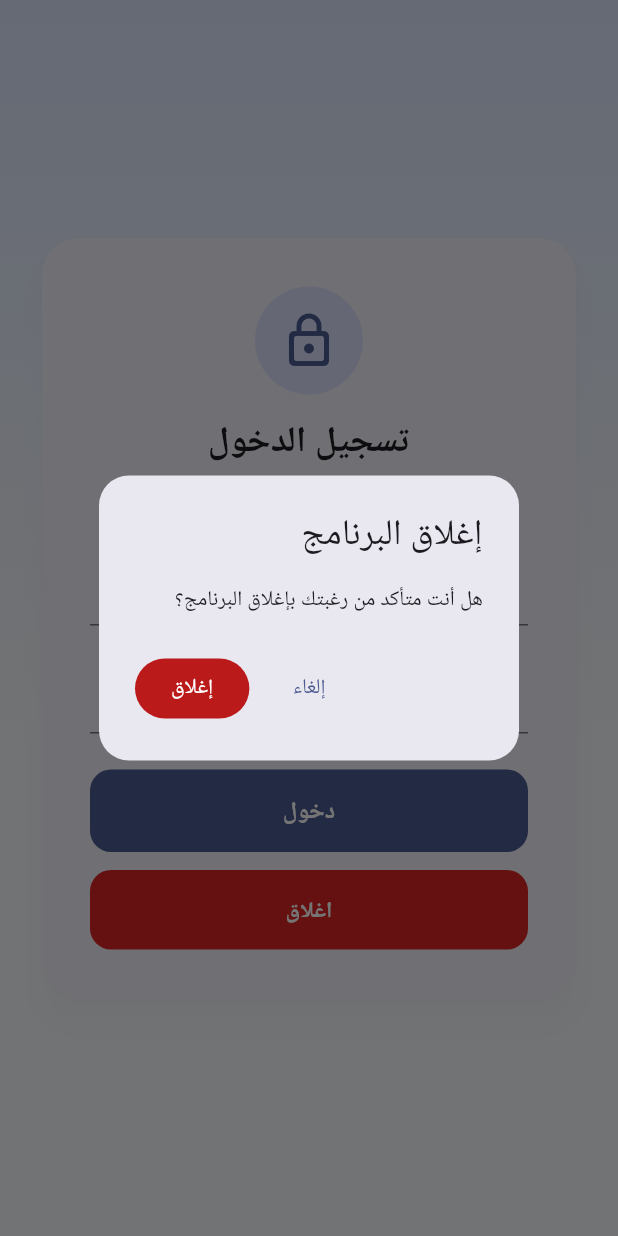
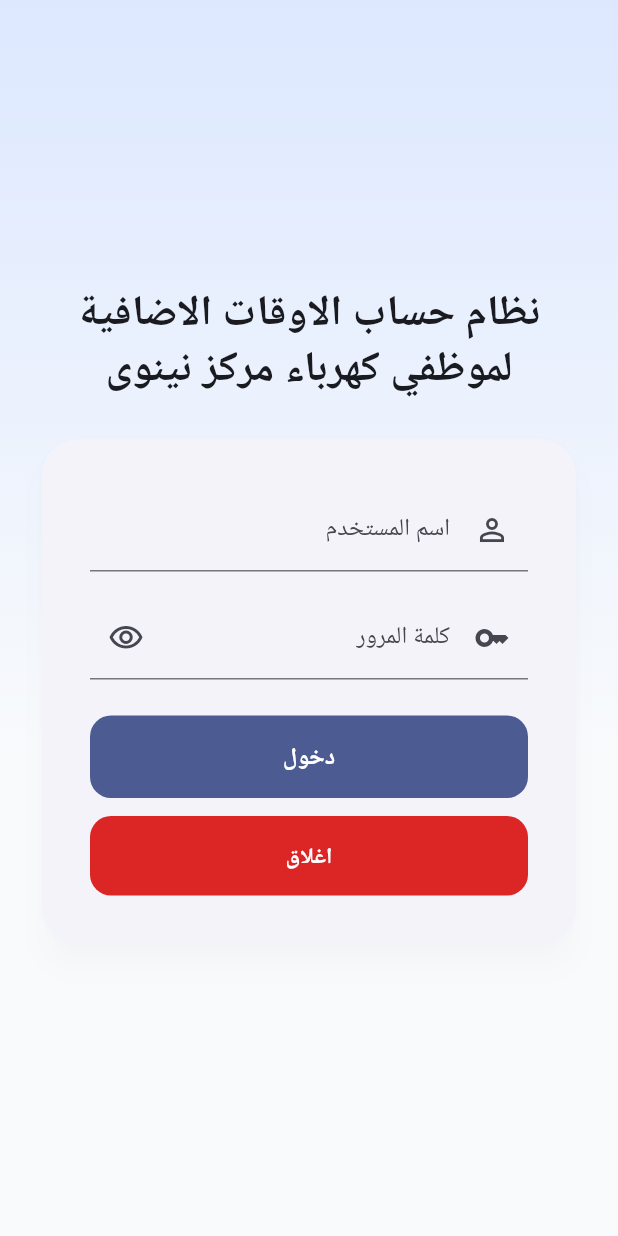
Before and after one commit to AiExpert1985/overtime, a Flutter app: the screen it shows after launch, after a tap on "اغلاق", on a phone screen of 412 x 824 dp. Run offline on Flutter 3.47's test engine with Material 3 defaults, Android fonts, the phone set to English and light mode, and no system bars; our stand-ins replace file_picker, flutter_animate, flutter_riverpod, go_router, google_fonts, sqflite and 1 more; missing offline and left inert: desktop_drop, excel; accounts and stored records are empty; Roboto replaces fonts that are missing (Cairo).

Commit message:
## 20260901-1900 | Login Screen Header Rework & Close Button Simplification | TASK

```diff
--- a/lib/features/auth/screens/login_screen.dart
+++ b/lib/features/auth/screens/login_screen.dart
@@ -77,7 +77,21 @@ class _LoginScreenState extends ConsumerState<LoginScreen> {
             padding: const EdgeInsets.all(24),
             child: ConstrainedBox(
               constraints: const BoxConstraints(maxWidth: 400),
-              child: Card(
+              child: Column(
+                mainAxisSize: MainAxisSize.min,
+                crossAxisAlignment: CrossAxisAlignment.stretch,
+                children: [
+                  Text(
+                    'نظام حساب الاوقات الاضافية لموظفي كهرباء مركز نينوى',
+                    textAlign: TextAlign.center,
+                    style: Theme.of(context).textTheme.headlineMedium
+                        ?.copyWith(
+                          fontWeight: FontWeight.bold,
+                          color: colors.onSurface,
+                        ),
+                  ),
+                  const SizedBox(height: 24),
+                  Card(
                     elevation: 8,
                     shadowColor: Colors.black.withValues(alpha: 0.1),
                     shape: RoundedRectangleBorder(
@@ -89,36 +103,6 @@ class _LoginScreenState extends ConsumerState<LoginScreen> {
                         mainAxisSize: MainAxisSize.min,
                         crossAxisAlignment: CrossAxisAlignment.stretch,
                         children: [
-                      Center(
-                        child: Container(
-                          padding: const EdgeInsets.all(16),
-                          decoration: BoxDecoration(
-                            color: colors.primaryContainer,
-                            shape: BoxShape.circle,
-                          ),
-                          child: Icon(
-                            Icons.lock_outline_rounded,
-                            size: 40,
-                            color: colors.primary,
-                          ),
-                        ),
-                      ),
-                      const SizedBox(height: 16),
-                      Text(
-                        'تسجيل الدخول',
-                        textAlign: TextAlign.center,
-                        style: Theme.of(context).textTheme.headlineSmall
-                            ?.copyWith(fontWeight: FontWeight.bold),
-                      ),
-                      const SizedBox(height: 4),
-                      Text(
-                        'نظام حساب الاوقات الاضافية لموظفي كهرباء مركز نينوى',
-                        textAlign: TextAlign.center,
-                        style: Theme.of(context).textTheme.bodySmall?.copyWith(
-                          color: colors.onSurfaceVariant,
-                        ),
-                      ),
-                      const SizedBox(height: 28),
                           TextField(
                             controller: _usernameCtrl,
                             textAlign: TextAlign.right,
@@ -153,14 +137,19 @@ class _LoginScreenState extends ConsumerState<LoginScreen> {
                             Text(
                               _error!,
                               textAlign: TextAlign.center,
-                          style: TextStyle(color: colors.error, fontSize: 13),
+                              style: TextStyle(
+                                color: colors.error,
+                                fontSize: 13,
+                              ),
                             ),
                           ],
                           const SizedBox(height: 24),
                           FilledButton(
                             onPressed: _submitting ? null : _submit,
                             style: FilledButton.styleFrom(
-                          padding: const EdgeInsets.symmetric(vertical: 16),
+                              padding: const EdgeInsets.symmetric(
+                                vertical: 16,
+                              ),
                               shape: RoundedRectangleBorder(
                                 borderRadius: BorderRadius.circular(14),
                               ),
@@ -183,15 +172,18 @@ class _LoginScreenState extends ConsumerState<LoginScreen> {
                                   ),
                           ),
                           const SizedBox(height: 12),
-                      // The window opens borderless (no native title bar), so
-                      // this is the app's only way to close it — reachable
-                      // only from the login screen, i.e. after logging out.
+                          // The window opens borderless (no native title
+                          // bar), so this is the app's only way to close
+                          // it — reachable only from the login screen,
+                          // i.e. after logging out.
                           FilledButton(
-                        onPressed: _confirmClose,
+                            onPressed: () => exit(0),
                             style: FilledButton.styleFrom(
                               backgroundColor: const Color(0xFFDC2626),
                               foregroundColor: Colors.white,
-                          padding: const EdgeInsets.symmetric(vertical: 16),
+                              padding: const EdgeInsets.symmetric(
+                                vertical: 16,
+                              ),
                               shape: RoundedRectangleBorder(
                                 borderRadius: BorderRadius.circular(14),
                               ),
@@ -208,6 +200,8 @@ class _LoginScreenState extends ConsumerState<LoginScreen> {
                       ),
                     ),
                   ),
+                ],
+              ),
             ),
           ),
         ),
@@ -215,31 +209,4 @@ class _LoginScreenState extends ConsumerState<LoginScreen> {
     );
   }
 
-  Future<void> _confirmClose() async {
-    final confirmed = await showDialog<bool>(
-      context: context,
-      builder: (ctx) => AlertDialog(
-        title: const Text('إغلاق البرنامج'),
-        content: const Text('هل أنت متأكد من رغبتك بإغلاق البرنامج؟'),
-        shape: RoundedRectangleBorder(borderRadius: BorderRadius.circular(20)),
-        actions: [
-          TextButton(
-            onPressed: () => Navigator.pop(ctx, false),
-            child: const Text('إلغاء'),
-          ),
-          FilledButton(
-            style: FilledButton.styleFrom(
-              backgroundColor: Theme.of(ctx).colorScheme.error,
-              foregroundColor: Theme.of(ctx).colorScheme.onError,
-            ),
-            onPressed: () => Navigator.pop(ctx, true),
-            child: const Text('إغلاق'),
-          ),
-        ],
-      ),
-    );
-    if (confirmed == true) {
-      exit(0);
 }
-  }
-}
```
Also changed, not shown: 1 other file. Lines whose indentation alone changed are shown as unchanged.
